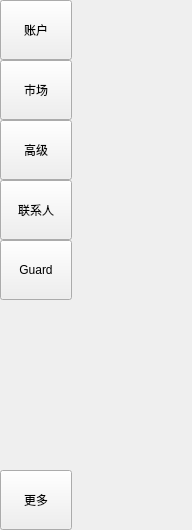
Qt form LNKWallet/functionBar/FunctionWidget.ui (HcashOrg/hx-indicator) before a commit.
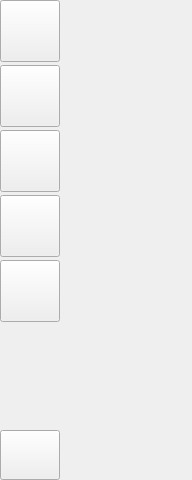
The same form after that commit.

Patch:
```diff
--- a/LNKWallet/functionBar/FunctionWidget.ui
+++ b/LNKWallet/functionBar/FunctionWidget.ui
@@ -7,7 +7,7 @@
     <x>0</x>
     <y>0</y>
     <width>192</width>
-    <height>530</height>
+    <height>480</height>
    </rect>
   </property>
   <property name="sizePolicy">
@@ -19,233 +19,241 @@
   <property name="windowTitle">
    <string>Form</string>
   </property>
-  <layout class="QHBoxLayout" name="horizontalLayout">
-   <property name="spacing">
-    <number>0</number>
+  <widget class="QStackedWidget" name="stackedWidget">
+   <property name="geometry">
+    <rect>
+     <x>62</x>
+     <y>0</y>
+     <width>130</width>
+     <height>480</height>
+    </rect>
    </property>
-   <property name="leftMargin">
-    <number>0</number>
+   <property name="sizePolicy">
+    <sizepolicy hsizetype="Preferred" vsizetype="Preferred">
+     <horstretch>0</horstretch>
+     <verstretch>0</verstretch>
+    </sizepolicy>
    </property>
-   <property name="topMargin">
-    <number>0</number>
+   <property name="minimumSize">
+    <size>
+     <width>130</width>
+     <height>0</height>
+    </size>
    </property>
-   <property name="rightMargin">
-    <number>0</number>
+   <property name="maximumSize">
+    <size>
+     <width>130</width>
+     <height>50000</height>
+    </size>
    </property>
-   <property name="bottomMargin">
+   <property name="lineWidth">
     <number>0</number>
    </property>
-   <item>
-    <layout class="QVBoxLayout" name="verticalLayout">
-     <property name="spacing">
-      <number>0</number>
-     </property>
-     <item>
-      <widget class="QToolButton" name="toolButton_account">
-       <property name="sizePolicy">
-        <sizepolicy hsizetype="Preferred" vsizetype="Expanding">
-         <horstretch>0</horstretch>
-         <verstretch>0</verstretch>
-        </sizepolicy>
-       </property>
-       <property name="minimumSize">
-        <size>
-         <width>70</width>
-         <height>0</height>
-        </size>
-       </property>
-       <property name="maximumSize">
-        <size>
-         <width>16777215</width>
-         <height>60</height>
-        </size>
-       </property>
-       <property name="text">
-        <string>账户</string>
-       </property>
-       <property name="toolButtonStyle">
-        <enum>Qt::ToolButtonIconOnly</enum>
-       </property>
-      </widget>
-     </item>
-     <item>
-      <widget class="QToolButton" name="toolButton_exchange">
-       <property name="sizePolicy">
-        <sizepolicy hsizetype="Preferred" vsizetype="Expanding">
-         <horstretch>0</horstretch>
-         <verstretch>0</verstretch>
-        </sizepolicy>
-       </property>
-       <property name="minimumSize">
-        <size>
-         <width>70</width>
-         <height>0</height>
-        </size>
-       </property>
-       <property name="maximumSize">
-        <size>
-         <width>16777215</width>
-         <height>60</height>
-        </size>
-       </property>
-       <property name="text">
-        <string>市场</string>
-       </property>
-       <property name="toolButtonStyle">
-        <enum>Qt::ToolButtonIconOnly</enum>
-       </property>
-      </widget>
-     </item>
-     <item>
-      <widget class="QToolButton" name="toolButton_advanced">
-       <property name="sizePolicy">
-        <sizepolicy hsizetype="Preferred" vsizetype="Expanding">
-         <horstretch>0</horstretch>
-         <verstretch>0</verstretch>
-        </sizepolicy>
-       </property>
-       <property name="minimumSize">
-        <size>
-         <width>70</width>
-         <height>0</height>
-        </size>
-       </property>
-       <property name="maximumSize">
-        <size>
-         <width>16777215</width>
-         <height>60</height>
-        </size>
-       </property>
-       <property name="text">
-        <string>高级</string>
-       </property>
-       <property name="toolButtonStyle">
-        <enum>Qt::ToolButtonIconOnly</enum>
-       </property>
-      </widget>
-     </item>
-     <item>
-      <widget class="QToolButton" name="toolButton_contact">
-       <property name="sizePolicy">
-        <sizepolicy hsizetype="Preferred" vsizetype="Expanding">
-         <horstretch>0</horstretch>
-         <verstretch>0</verstretch>
-        </sizepolicy>
-       </property>
-       <property name="minimumSize">
-        <size>
-         <width>70</width>
-         <height>0</height>
-        </size>
-       </property>
-       <property name="maximumSize">
-        <size>
-         <width>16777215</width>
-         <height>60</height>
-        </size>
-       </property>
-       <property name="text">
-        <string>联系人</string>
-       </property>
-       <property name="toolButtonStyle">
-        <enum>Qt::ToolButtonIconOnly</enum>
-       </property>
-      </widget>
-     </item>
-     <item>
-      <widget class="QToolButton" name="toolButton_guard">
-       <property name="sizePolicy">
-        <sizepolicy hsizetype="Preferred" vsizetype="Expanding">
-         <horstretch>0</horstretch>
-         <verstretch>0</verstretch>
-        </sizepolicy>
-       </property>
-       <property name="minimumSize">
-        <size>
-         <width>70</width>
-         <height>0</height>
-        </size>
-       </property>
-       <property name="maximumSize">
-        <size>
-         <width>16777215</width>
-         <height>60</height>
-        </size>
-       </property>
-       <property name="text">
-        <string>Guard</string>
-       </property>
-       <property name="toolButtonStyle">
-        <enum>Qt::ToolButtonIconOnly</enum>
-       </property>
-      </widget>
-     </item>
-     <item>
-      <spacer name="verticalSpacer">
-       <property name="orientation">
-        <enum>Qt::Vertical</enum>
-       </property>
-       <property name="sizeHint" stdset="0">
-        <size>
-         <width>20</width>
-         <height>40</height>
-        </size>
-       </property>
-      </spacer>
-     </item>
-     <item>
-      <widget class="QToolButton" name="toolButton_more">
-       <property name="sizePolicy">
-        <sizepolicy hsizetype="Preferred" vsizetype="Expanding">
-         <horstretch>0</horstretch>
-         <verstretch>0</verstretch>
-        </sizepolicy>
-       </property>
-       <property name="minimumSize">
-        <size>
-         <width>70</width>
-         <height>0</height>
-        </size>
-       </property>
-       <property name="maximumSize">
-        <size>
-         <width>16777215</width>
-         <height>60</height>
-        </size>
-       </property>
-       <property name="text">
-        <string>更多</string>
-       </property>
-      </widget>
-     </item>
-    </layout>
-   </item>
-   <item>
-    <widget class="QStackedWidget" name="stackedWidget">
-     <property name="sizePolicy">
-      <sizepolicy hsizetype="Preferred" vsizetype="Preferred">
-       <horstretch>0</horstretch>
-       <verstretch>0</verstretch>
-      </sizepolicy>
-     </property>
-     <property name="minimumSize">
-      <size>
-       <width>120</width>
-       <height>0</height>
-      </size>
-     </property>
-     <property name="maximumSize">
-      <size>
-       <width>120</width>
-       <height>50000</height>
-      </size>
-     </property>
-     <property name="currentIndex">
-      <number>-1</number>
-     </property>
-    </widget>
-   </item>
-  </layout>
+   <property name="currentIndex">
+    <number>-1</number>
+   </property>
+  </widget>
+  <widget class="QToolButton" name="toolButton_exchange">
+   <property name="geometry">
+    <rect>
+     <x>0</x>
+     <y>65</y>
+     <width>60</width>
+     <height>62</height>
+    </rect>
+   </property>
+   <property name="sizePolicy">
+    <sizepolicy hsizetype="Preferred" vsizetype="Expanding">
+     <horstretch>0</horstretch>
+     <verstretch>0</verstretch>
+    </sizepolicy>
+   </property>
+   <property name="minimumSize">
+    <size>
+     <width>60</width>
+     <height>62</height>
+    </size>
+   </property>
+   <property name="maximumSize">
+    <size>
+     <width>60</width>
+     <height>62</height>
+    </size>
+   </property>
+   <property name="text">
+    <string/>
+   </property>
+   <property name="toolButtonStyle">
+    <enum>Qt::ToolButtonIconOnly</enum>
+   </property>
+  </widget>
+  <widget class="QToolButton" name="toolButton_contact">
+   <property name="geometry">
+    <rect>
+     <x>0</x>
+     <y>195</y>
+     <width>60</width>
+     <height>62</height>
+    </rect>
+   </property>
+   <property name="sizePolicy">
+    <sizepolicy hsizetype="Preferred" vsizetype="Expanding">
+     <horstretch>0</horstretch>
+     <verstretch>0</verstretch>
+    </sizepolicy>
+   </property>
+   <property name="minimumSize">
+    <size>
+     <width>60</width>
+     <height>62</height>
+    </size>
+   </property>
+   <property name="maximumSize">
+    <size>
+     <width>60</width>
+     <height>62</height>
+    </size>
+   </property>
+   <property name="text">
+    <string/>
+   </property>
+   <property name="toolButtonStyle">
+    <enum>Qt::ToolButtonIconOnly</enum>
+   </property>
+  </widget>
+  <widget class="QToolButton" name="toolButton_advanced">
+   <property name="geometry">
+    <rect>
+     <x>0</x>
+     <y>130</y>
+     <width>60</width>
+     <height>62</height>
+    </rect>
+   </property>
+   <property name="sizePolicy">
+    <sizepolicy hsizetype="Preferred" vsizetype="Expanding">
+     <horstretch>0</horstretch>
+     <verstretch>0</verstretch>
+    </sizepolicy>
+   </property>
+   <property name="minimumSize">
+    <size>
+     <width>60</width>
+     <height>62</height>
+    </size>
+   </property>
+   <property name="maximumSize">
+    <size>
+     <width>60</width>
+     <height>62</height>
+    </size>
+   </property>
+   <property name="text">
+    <string/>
+   </property>
+   <property name="toolButtonStyle">
+    <enum>Qt::ToolButtonIconOnly</enum>
+   </property>
+  </widget>
+  <widget class="QToolButton" name="toolButton_more">
+   <property name="geometry">
+    <rect>
+     <x>0</x>
+     <y>430</y>
+     <width>60</width>
+     <height>50</height>
+    </rect>
+   </property>
+   <property name="sizePolicy">
+    <sizepolicy hsizetype="Preferred" vsizetype="Expanding">
+     <horstretch>0</horstretch>
+     <verstretch>0</verstretch>
+    </sizepolicy>
+   </property>
+   <property name="minimumSize">
+    <size>
+     <width>60</width>
+     <height>50</height>
+    </size>
+   </property>
+   <property name="maximumSize">
+    <size>
+     <width>60</width>
+     <height>50</height>
+    </size>
+   </property>
+   <property name="text">
+    <string/>
+   </property>
+  </widget>
+  <widget class="QToolButton" name="toolButton_account">
+   <property name="geometry">
+    <rect>
+     <x>0</x>
+     <y>0</y>
+     <width>60</width>
+     <height>62</height>
+    </rect>
+   </property>
+   <property name="sizePolicy">
+    <sizepolicy hsizetype="Preferred" vsizetype="Expanding">
+     <horstretch>0</horstretch>
+     <verstretch>0</verstretch>
+    </sizepolicy>
+   </property>
+   <property name="minimumSize">
+    <size>
+     <width>60</width>
+     <height>62</height>
+    </size>
+   </property>
+   <property name="maximumSize">
+    <size>
+     <width>60</width>
+     <height>62</height>
+    </size>
+   </property>
+   <property name="text">
+    <string/>
+   </property>
+   <property name="toolButtonStyle">
+    <enum>Qt::ToolButtonIconOnly</enum>
+   </property>
+  </widget>
+  <widget class="QToolButton" name="toolButton_guard">
+   <property name="geometry">
+    <rect>
+     <x>0</x>
+     <y>260</y>
+     <width>60</width>
+     <height>62</height>
+    </rect>
+   </property>
+   <property name="sizePolicy">
+    <sizepolicy hsizetype="Preferred" vsizetype="Expanding">
+     <horstretch>0</horstretch>
+     <verstretch>0</verstretch>
+    </sizepolicy>
+   </property>
+   <property name="minimumSize">
+    <size>
+     <width>60</width>
+     <height>62</height>
+    </size>
+   </property>
+   <property name="maximumSize">
+    <size>
+     <width>60</width>
+     <height>62</height>
+    </size>
+   </property>
+   <property name="text">
+    <string/>
+   </property>
+   <property name="toolButtonStyle">
+    <enum>Qt::ToolButtonIconOnly</enum>
+   </property>
+  </widget>
  </widget>
  <resources/>
  <connections/>
```
